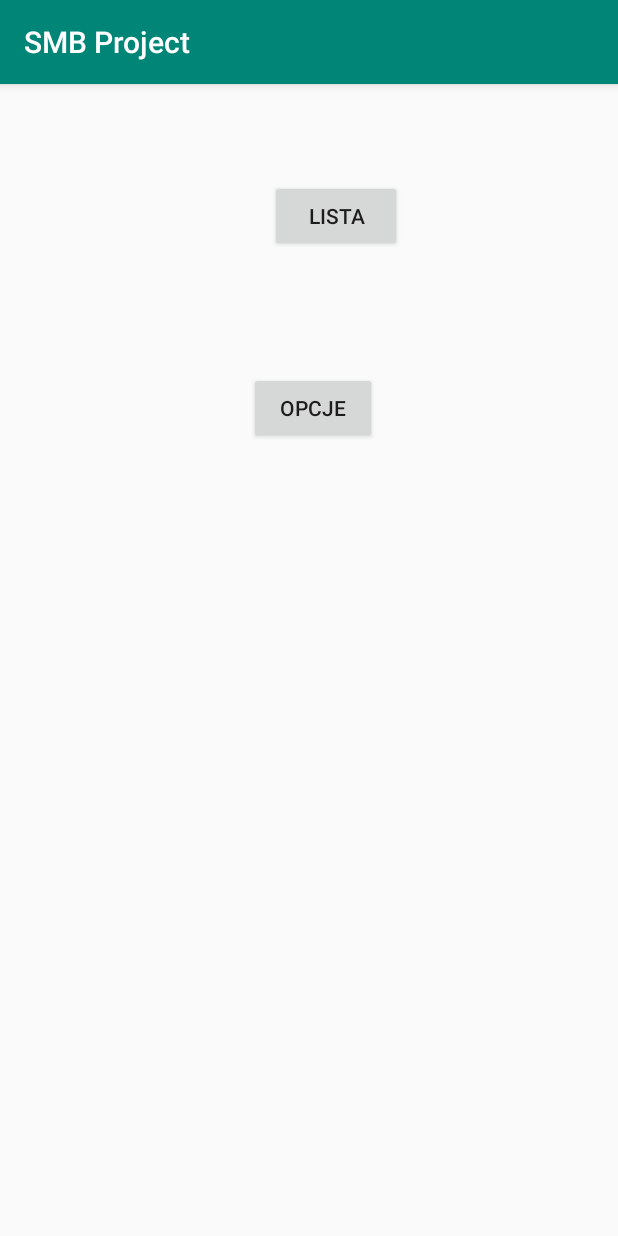
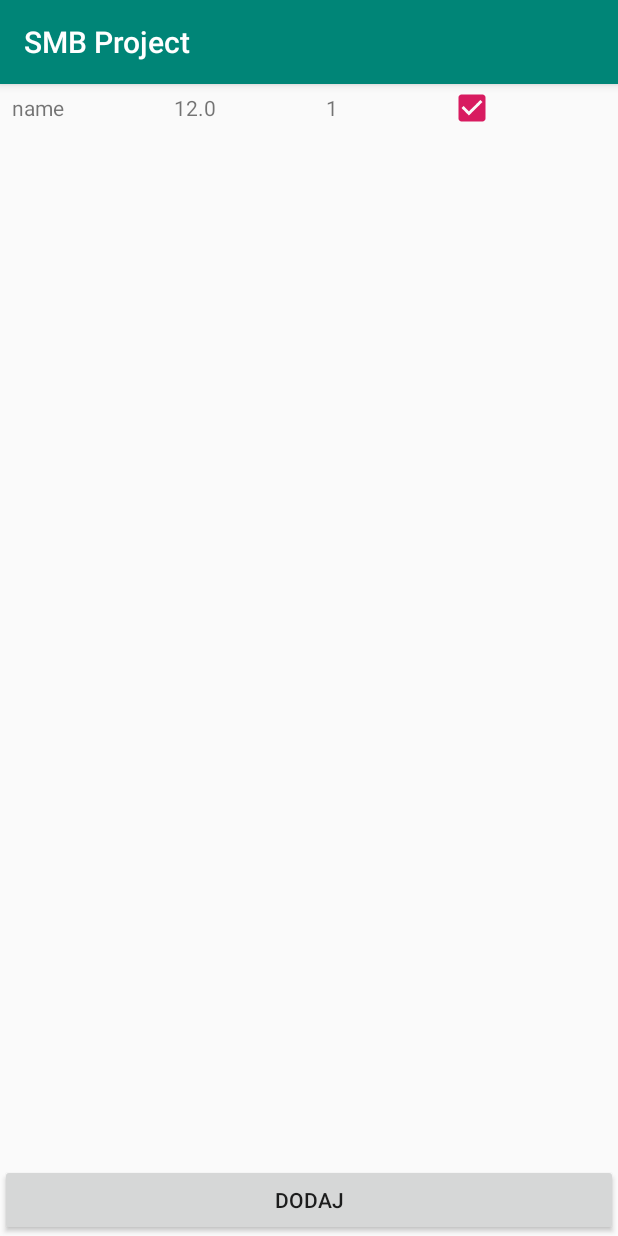
Before and after one commit to LukSpiewak/SMB-Project, an Android app: the FirstExerciseMain screen opened directly, with no data from a screen before it, after a tap on "LISTA", on a phone screen of 412 x 824 dp. Run offline under Robolectric (Android 15) with nearby library versions, the phone set to English and light mode, and no system bars.

Commit message:
adding RecyclerView

```diff
--- a/app/build.gradle
+++ b/app/build.gradle
@@ -26,4 +26,5 @@ dependencies {
     androidTestImplementation 'com.android.support.test:runner:1.0.2'
     androidTestImplementation 'com.android.support.test.espresso:espresso-core:3.0.2'
     implementation 'com.android.support:gridlayout-v7:28.0.0'
+    implementation 'com.android.support:recyclerview-v7:28.0.0'
 }
--- a/app/src/main/AndroidManifest.xml
+++ b/app/src/main/AndroidManifest.xml
@@ -17,7 +17,7 @@
             </intent-filter>
         </activity>
         <activity android:name=".first.FirstExerciseMain" />
-        <activity android:name=".first.ListActivity" />
+        <activity android:name=".first.list.ListActivity" />
         <activity android:name=".first.options.OptionsActivity"></activity>
     </application>
 
--- a/app/src/main/java/smb/pja/smbproject/first/FirstExerciseMain.java
+++ b/app/src/main/java/smb/pja/smbproject/first/FirstExerciseMain.java
@@ -7,6 +7,7 @@ import android.view.View;
 import android.widget.Toast;
 
 import smb.pja.smbproject.R;
+import smb.pja.smbproject.first.list.ListActivity;
 import smb.pja.smbproject.first.options.OptionsActivity;
 
 public class FirstExerciseMain extends AppCompatActivity {
@@ -32,7 +33,8 @@ public class FirstExerciseMain extends AppCompatActivity {
     }
 
     private void changeViewToList() {
-//        Intent intent = new Intent(this)
+        Intent intent = new Intent(this, ListActivity.class);
+        startActivity(intent);
     }
 
     private void changeViewToOptions() {
--- a/app/src/main/java/smb/pja/smbproject/first/ListActivity.java
+++ /dev/null
@@ -1,15 +0,0 @@
-package smb.pja.smbproject.first;
-
-import android.os.Bundle;
-import android.support.v7.app.AppCompatActivity;
-
-import smb.pja.smbproject.R;
-
-public class ListActivity extends AppCompatActivity {
-
-    @Override
-    protected void onCreate(Bundle savedInstanceState) {
-        super.onCreate(savedInstanceState);
-        setContentView(R.layout.activity_list);
-    }
-}
--- /dev/null
+++ b/app/src/main/java/smb/pja/smbproject/first/list/Item.java
@@ -0,0 +1,50 @@
+package smb.pja.smbproject.first.list;
+
+import android.icu.util.CurrencyAmount;
+
+public class Item {
+
+    private String productName;
+    private Float price;
+    private Integer amount;
+    private boolean isPay;
+
+    public Item(String productName, Float price, Integer amount, boolean isPay) {
+        this.productName = productName;
+        this.price = price;
+        this.amount = amount;
+        this.isPay = isPay;
+    }
+
+    public String getProductName() {
+        return productName;
+    }
+
+    public void setProductName(String productName) {
+        this.productName = productName;
+    }
+
+    public Float getPrice() {
+        return price;
+    }
+
+    public void setPrice(Float price) {
+        this.price = price;
+    }
+
+    public Integer getAmount() {
+        return amount;
+    }
+
+    public void setAmount(Integer amount) {
+        this.amount = amount;
+    }
+
+    public boolean isPay() {
+        return isPay;
+    }
+
+    public void setPay(boolean pay) {
+        isPay = pay;
+    }
+}
--- /dev/null
+++ b/app/src/main/java/smb/pja/smbproject/first/list/ListActivity.java
@@ -0,0 +1,39 @@
+package smb.pja.smbproject.first.list;
+
+import android.os.Bundle;
+import android.support.v7.app.AppCompatActivity;
+import android.support.v7.widget.LinearLayoutManager;
+import android.support.v7.widget.RecyclerView;
+import android.view.View;
+
+import java.util.Arrays;
+import java.util.List;
+
+import smb.pja.smbproject.R;
+
+public class ListActivity extends AppCompatActivity {
+
+    private RecyclerView recyclerView;
+
+    @Override
+    protected void onCreate(Bundle savedInstanceState) {
+        super.onCreate(savedInstanceState);
+        setContentView(R.layout.activity_list);
+        recyclerView =  findViewById(R.id.list_recycler_view);
+
+        recyclerView.setLayoutManager(new LinearLayoutManager(this));
+        recyclerView.setAdapter(new MyListAdapter(getItems()));
+
+
+    }
+
+    private List<Item> getItems() {
+        return Arrays.asList(
+            new Item("name", 12.0F, 1, true),
+            new Item("name2", 13.0F, 3, false)
+        );
+    }
+
+    public void addNewElement(View view) {
+    }
+}
--- /dev/null
+++ b/app/src/main/java/smb/pja/smbproject/first/list/MyListAdapter.java
@@ -0,0 +1,67 @@
+package smb.pja.smbproject.first.list;
+
+import android.content.Context;
+import android.support.annotation.NonNull;
+import android.support.v7.widget.RecyclerView;
+import android.view.LayoutInflater;
+import android.view.View;
+import android.view.ViewGroup;
+import android.widget.CheckBox;
+import android.widget.TextView;
+
+import java.util.List;
+
+import smb.pja.smbproject.R;
+
+class MyListAdapter extends RecyclerView.Adapter<MyListAdapter.ViewHolder> {
+
+    private List<Item> items;
+
+    public MyListAdapter(List<Item> items) {
+        this.items = items;
+    }
+
+    @NonNull
+    @Override
+    public MyListAdapter.ViewHolder onCreateViewHolder(@NonNull ViewGroup viewGroup, int i) {
+        View view = LayoutInflater.from(viewGroup.getContext()).inflate(R.layout.list_row, viewGroup, false);
+
+        return new MyListAdapter.ViewHolder(view);
+    }
+
+    @Override
+    public void onBindViewHolder(@NonNull ViewHolder viewHolder, int i) {
+        Item select = items.get(i);
+
+        viewHolder.name.setText(select.getProductName());
+        viewHolder.price.setText(select.getPrice().toString());
+        viewHolder.amount.setText(select.getAmount().toString());
+        viewHolder.state.setChecked(select.isPay());
+    }
+
+    @Override
+    public int getItemCount() {
+        return items.size();
+    }
+
+    public class ViewHolder extends RecyclerView.ViewHolder implements View.OnClickListener {
+
+        private TextView name;
+        private TextView price;
+        private TextView amount;
+        private CheckBox state;
+
+        public ViewHolder(@NonNull View itemView) {
+            super(itemView);
+            name = itemView.findViewById(R.id.list_row_name_textView);
+            price = itemView.findViewById(R.id.list_row_price_textView);
+            amount = itemView.findViewById(R.id.list_row_amount_textView);
+            state = itemView.findViewById(R.id.list_row_state_checkBox);
+        }
+
+        @Override
+        public void onClick(View v) {
+
+        }
+    }
+}
--- a/app/src/main/res/layout/activity_list.xml
+++ b/app/src/main/res/layout/activity_list.xml
@@ -4,6 +4,25 @@
     xmlns:tools="http://schemas.android.com/tools"
     android:layout_width="match_parent"
     android:layout_height="match_parent"
-    tools:context=".first.ListActivity">
+    tools:context=".first.list.ListActivity">
+
+    <android.support.v7.widget.RecyclerView
+        android:id="@+id/list_recycler_view"
+        android:layout_width="match_parent"
+        android:layout_height="wrap_content"
+        android:layout_marginStart="8dp"
+        android:layout_marginTop="8dp"
+        android:layout_marginEnd="8dp"/>
+
+    <Button
+        android:id="@+id/button"
+        android:layout_width="match_parent"
+        android:layout_height="wrap_content"
+        android:text="@string/list_add_new_button"
+        app:layout_constraintBottom_toBottomOf="parent"
+        app:layout_constraintEnd_toEndOf="parent"
+        app:layout_constraintStart_toStartOf="parent"
+        android:onClick="addNewElement"/>
+
 
 </android.support.constraint.ConstraintLayout>
--- /dev/null
+++ b/app/src/main/res/layout/list_row.xml
@@ -0,0 +1,32 @@
+<?xml version="1.0" encoding="utf-8"?>
+<LinearLayout xmlns:android="http://schemas.android.com/apk/res/android"
+    android:layout_width="match_parent"
+    android:layout_height="match_parent">
+
+    <TextView
+        android:id="@+id/list_row_name_textView"
+        android:layout_width="wrap_content"
+        android:layout_height="wrap_content"
+        android:layout_weight="1"
+        android:text="TextView" />
+
+    <TextView
+        android:id="@+id/list_row_price_textView"
+        android:layout_width="wrap_content"
+        android:layout_height="wrap_content"
+        android:layout_weight="1"
+        android:text="TextView" />
+
+    <TextView
+        android:id="@+id/list_row_amount_textView"
+        android:layout_width="wrap_content"
+        android:layout_height="wrap_content"
+        android:layout_weight="1"
+        android:text="TextView" />
+
+    <CheckBox
+        android:id="@+id/list_row_state_checkBox"
+        android:layout_width="wrap_content"
+        android:layout_height="wrap_content"
+        android:layout_weight="1" />
+</LinearLayout>
--- a/app/src/main/res/values/strings.xml
+++ b/app/src/main/res/values/strings.xml
@@ -11,6 +11,7 @@
     <string name="options_save">Zapisz</string>
     <string name="options_size_label">Rozmiar</string>
     <string name="options_color_label">Kolor</string>
+    <string name="list_add_new_button">Dodaj</string>
 
     <string-array name="options_spinner">
         <item>Czerwony</item>
```
